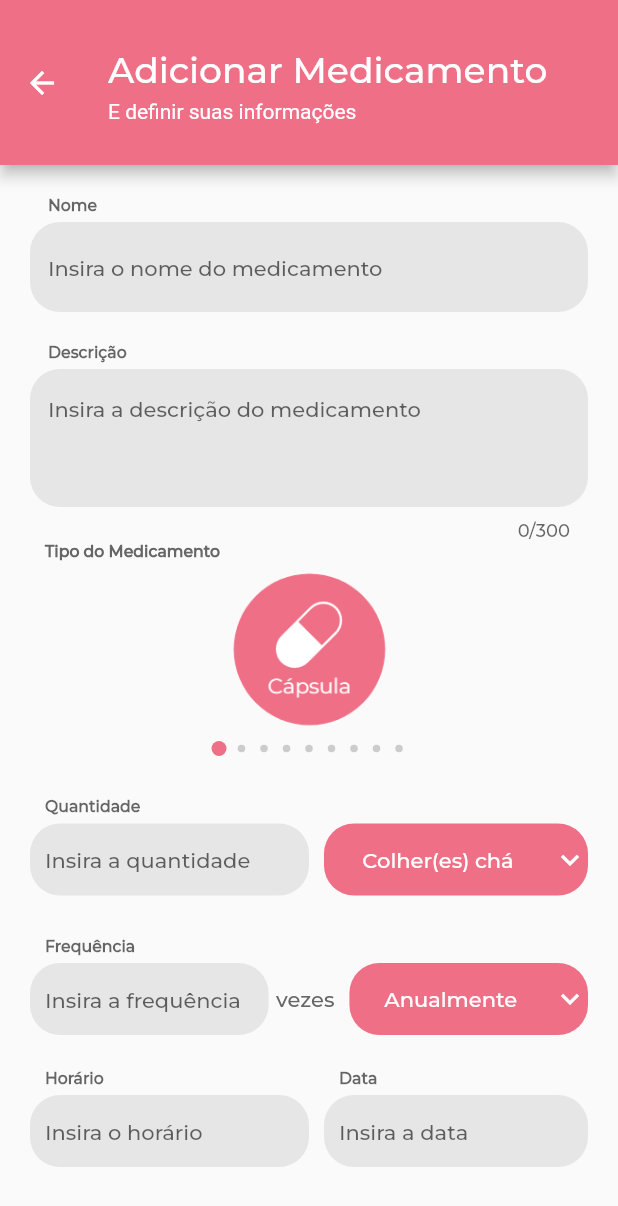
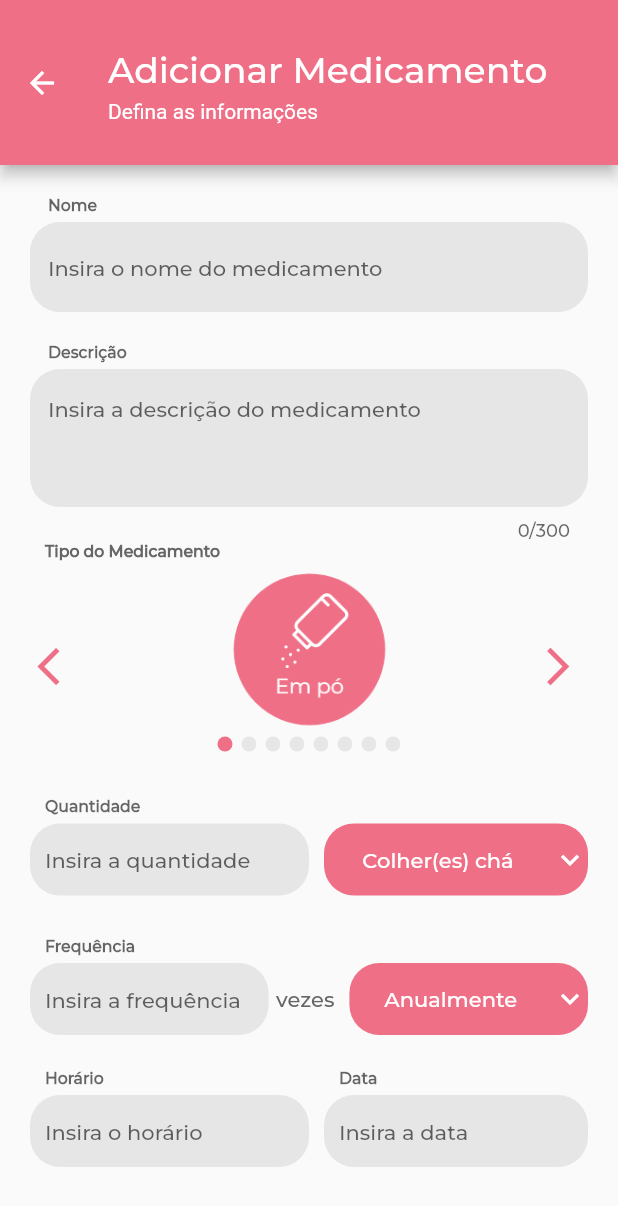
Before and after one commit to blendamazetto/app_medicine, a Flutter app: the MyFormPage screen opened directly, on a phone screen of 412 x 824 dp. Shown: the top 1206 px of the screen. Run offline on Flutter 3.47's test engine with Material 2 defaults, Android fonts, the phone set to English and light mode, and no system bars; drawn by our look-alikes of card_swiper, carousel_pro; missing offline and left inert: bottom_bar.

Commit message:
Mudando carrossel

```diff
--- a/app_medicine/lib/form.dart
+++ b/app_medicine/lib/form.dart
@@ -1,8 +1,9 @@
 import 'package:flutter/material.dart';
 import 'package:flutter/services.dart';
-import 'package:carousel_pro/carousel_pro.dart';
+import 'package:card_swiper/card_swiper.dart';
 import 'package:intl/intl.dart';
 import 'utils/pallete.dart';
+import 'utils/config.dart';
 import 'data/medicamento.dart';
 
 class MyFormPage extends StatefulWidget {
@@ -32,7 +33,7 @@ class _MyFormPageState extends State<MyFormPage> {
                 color: Colors.white),
             children: <TextSpan>[
               TextSpan(
-                text: '\nE definir suas informações',
+                text: '\nDefina as informações',
                 style: TextStyle(
                   fontSize: 14,
                 ),
@@ -72,35 +73,6 @@ class _MyCustomFormState extends State<MyCustomForm> {
     quantinput.text = "";
     super.initState();
   }
-
-  String dropdownValueQ = 'Colher(es) chá';
-  var itemsQ = [
-    'Colher(es) chá',
-    'Colher(es) sobremesa',
-    'Colher(es) sopa',
-    'Grama(s) - g',
-    'Gota(s)',
-    'Miligrama(s) - mg',
-    'Mililitro(s) - ml',
-    'Litro(s) - L',
-    'Pedaço(s)',
-    'Unidade(s)'
-  ];
-
-  String dropdownValueF = 'Anualmente';
-  //Por personalizado (intervalos)
-  var itemsF = [
-    'Anualmente',
-    'Bimestralmente',
-    'Diariamente',
-    'Mensalmente',
-    'Quinzenalmente',
-    'Semanalmente',
-    'Semestralmente',
-    'Trimestralmente'
-  ];
-
-  int carouselIndex = 1;
 
   @override
   Widget build(BuildContext context) {
@@ -184,26 +156,22 @@ class _MyCustomFormState extends State<MyCustomForm> {
           child: SizedBox(
             height: 130.0,
             width: double.maxFinite,
-            child: Carousel(
-              images: const [
-                ExactAssetImage('assets/images/capsule.png'),
-                ExactAssetImage('assets/images/powder.png'),
-                ExactAssetImage('assets/images/drops.png'),
-                ExactAssetImage('assets/images/syringe.png'),
-                ExactAssetImage('assets/images/liquid.png'),
-                ExactAssetImage('assets/images/tablet.png'),
-                ExactAssetImage('assets/images/pills.png'),
-                ExactAssetImage('assets/images/ointment.png'),
-                ExactAssetImage('assets/images/spray.png'),
-              ],
-              dotSize: 5.0,
-              dotSpacing: 15.0,
-              indicatorBgPadding: 5.0,
-              dotIncreasedColor: Palette.pinkToWhite,
-              dotColor: Palette.blackToWhite.shade700,
-              dotBgColor: Colors.transparent,
-              autoplay: false,
-              boxFit: BoxFit.contain,
+            child: Swiper(
+              itemBuilder: (BuildContext context, int index) {
+                return Image.asset(
+                  images[index],
+                );
+              },
+              itemCount: images.length,
+              pagination: const SwiperPagination(
+                  margin: EdgeInsets.fromLTRB(0.0, 0.0, 0.0, 5.0),
+                  builder: DotSwiperPaginationBuilder(
+                      color: Color(0xffe6e6e6),
+                      activeColor: Color(0xffef6f86),
+                      size: 10.0,
+                      activeSize: 10.0)),
+              control: const SwiperControl(),
+
             ),
           ),
         ),
@@ -257,7 +225,7 @@ class _MyCustomFormState extends State<MyCustomForm> {
                         style: const TextStyle(
                           fontFamily: 'Montserrat',
                           fontSize: 14,
-                          //color: Color(0xffffffff),
+                          color: Color(0xffffffff),
                         ),
                         underline: Container(
                           height: 0,
@@ -527,8 +495,8 @@ class _MyCustomFormState extends State<MyCustomForm> {
         frequencia != null &&
         tempo != "" &&
         data != "") {
-      final medicamentoCriado =
-          Medicamento(nome, descricao, quantidade, frequencia, tempo, data, valueQ, valueF);
+      final medicamentoCriado = Medicamento(
+          nome, descricao, quantidade, frequencia, tempo, data, valueQ, valueF);
       Navigator.pop(context, medicamentoCriado);
     }
   }
--- /dev/null
+++ b/app_medicine/lib/utils/config.dart
@@ -0,0 +1,39 @@
+String dropdownValueQ = 'Colher(es) chá';
+var itemsQ = [
+  'Colher(es) chá',
+  'Colher(es) sobremesa',
+  'Colher(es) sopa',
+  'Grama(s) - g',
+  'Gota(s)',
+  'Miligrama(s) - mg',
+  'Mililitro(s) - ml',
+  'Litro(s) - L',
+  'Pedaço(s)',
+  'Unidade(s)'
+];
+
+String dropdownValueF = 'Anualmente';
+//Por personalizado (intervalos)
+var itemsF = [
+  'Anualmente',
+  'Bimestralmente',
+  'Diariamente',
+  'Mensalmente',
+  'Quinzenalmente',
+  'Semanalmente',
+  'Semestralmente',
+  'Trimestralmente'
+];
+
+List<String> images = [
+  'assets/images/powder.png',
+  'assets/images/drops.png',
+  'assets/images/syringe.png',
+  'assets/images/liquid.png',
+  'assets/images/tablet.png',
+  'assets/images/pills.png',
+  'assets/images/ointment.png',
+  'assets/images/spray.png',
+];
+
+int carouselIndex = 1;
--- a/app_medicine/pubspec.yaml
+++ b/app_medicine/pubspec.yaml
@@ -29,7 +29,7 @@ environment:
 dependencies:
   flutter:
     sdk: flutter
-  carousel_pro: ^1.0.0
+  card_swiper: ^2.0.3
   intl: ^0.17.0
   bottom_bar: ^1.3.0+1
   flutter_localizations:
```
Also changed, not shown: app_medicine/pubspec.lock.
